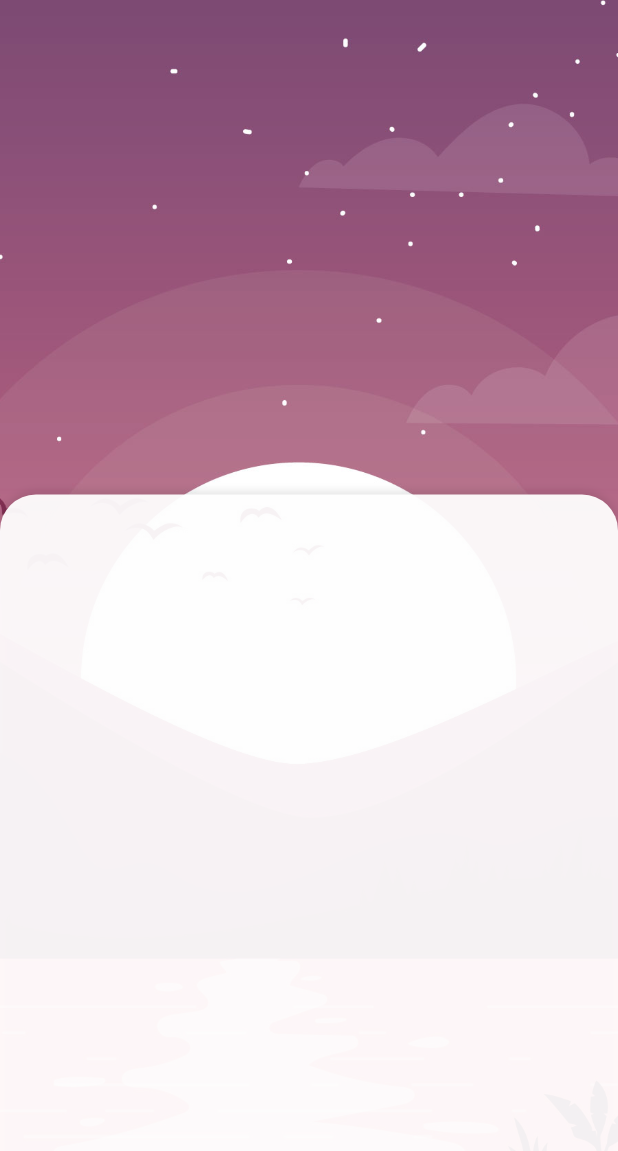
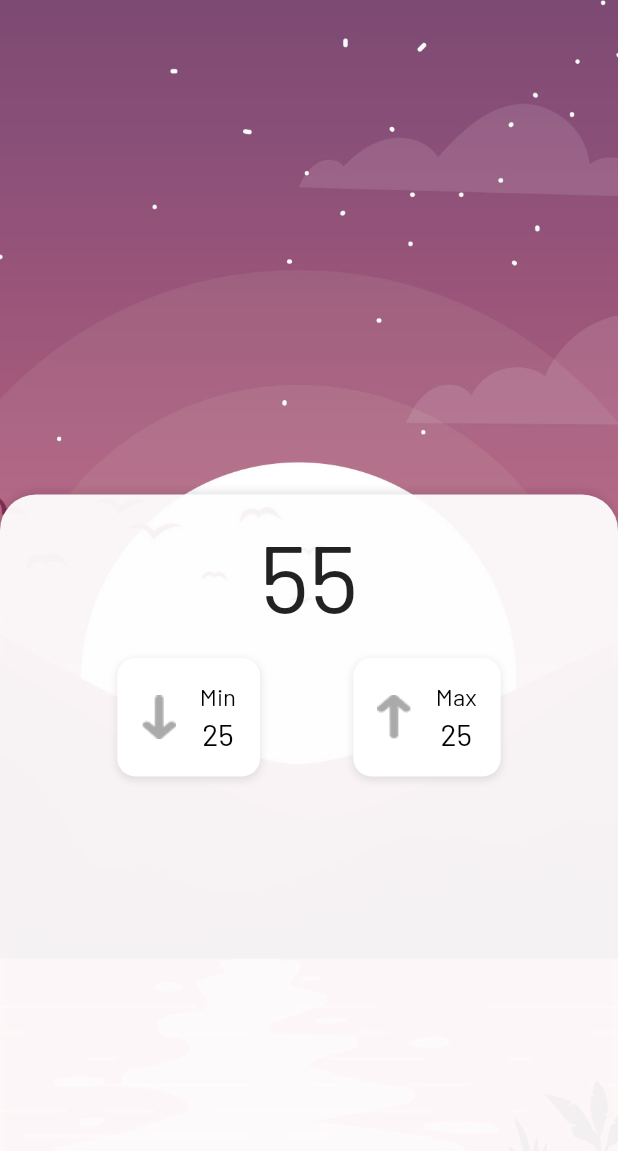
Before and after one commit to krzychudz/Flutter-weather-app, a Flutter app: the screen it shows after launch, on a phone screen of 412 x 824 dp. Shown: the top 1151 px of the screen. Run offline on Flutter 3.47's test engine with Material 2 defaults, Android fonts, the phone set to English and light mode, and no system bars; generated files the repository leaves out were written again.

Commit message:
Add temperature component

```diff
--- /dev/null
+++ b/lib/components/min_max_temperature_component.dart
@@ -0,0 +1,62 @@
+import 'package:flutter/material.dart';
+
+class MinMaxTemperatureComponent extends StatelessWidget {
+  String temperature;
+  bool isMin;
+
+  MinMaxTemperatureComponent({this.temperature, this.isMin});
+
+  @override
+  Widget build(BuildContext context) {
+    return Container(
+      decoration: BoxDecoration(
+          color: Colors.white,
+          borderRadius: BorderRadius.all(
+            Radius.circular(12),
+          ),
+          boxShadow: [
+            BoxShadow(
+              color: Color.fromARGB(25, 0, 0, 0),
+              offset: Offset(0.0, 2.0),
+              blurRadius: 4.0,
+            ),
+          ]),
+      child: Padding(
+        padding: const EdgeInsets.all(16),
+        child: Row(
+          children: [
+            Image.asset(
+              isMin
+                  ? "assets/images/arrow_down.png"
+                  : "assets/images/arrow_up.png",
+            ),
+            SizedBox(
+              width: 16,
+            ),
+            Column(
+              children: [
+                Text(
+                  isMin ? "Min" : "Max",
+                  style: TextStyle(
+                    fontSize: 16,
+                    color: Colors.black,
+                  ),
+                ),
+                SizedBox(
+                  height: 4,
+                ),
+                Text(
+                  temperature,
+                  style: TextStyle(
+                    fontSize: 20,
+                    color: Colors.black,
+                  ),
+                ),
+              ],
+            ),
+          ],
+        ),
+      ),
+    );
+  }
+}
--- a/lib/main.dart
+++ b/lib/main.dart
@@ -14,6 +14,7 @@ class MyApp extends StatelessWidget {
       theme: ThemeData(
         primarySwatch: Colors.blue,
         visualDensity: VisualDensity.adaptivePlatformDensity,
+        fontFamily: 'Barlow',
       ),
       home: DashboardScreen(),
     );
--- a/lib/screens/dashbaord_screen.dart
+++ b/lib/screens/dashbaord_screen.dart
@@ -1,4 +1,6 @@
 import 'package:flutter/material.dart';
+
+import '../components/min_max_temperature_component.dart';
 
 class DashboardScreen extends StatelessWidget {
   @override
@@ -17,6 +19,7 @@ class DashboardScreen extends StatelessWidget {
           ),
           child: Container(
             height: screenHeight * (6 / 10),
+            width: double.infinity,
             decoration: BoxDecoration(
               borderRadius: BorderRadius.only(
                 topRight: Radius.circular(24),
@@ -31,6 +34,35 @@ class DashboardScreen extends StatelessWidget {
               ],
               color: Color.fromARGB(240, 255, 255, 255),
             ),
+            child: Padding(
+              padding: EdgeInsets.all(16),
+              child: Column(
+                children: [
+                  Text(
+                    "55",
+                    style: TextStyle(
+                      fontSize: 64,
+                    ),
+                  ),
+                  SizedBox(
+                    height: 16,
+                  ),
+                  Row(
+                    mainAxisAlignment: MainAxisAlignment.spaceEvenly,
+                    children: [
+                      MinMaxTemperatureComponent(
+                        temperature: "25",
+                        isMin: true,
+                      ),
+                      MinMaxTemperatureComponent(
+                        temperature: "25",
+                        isMin: false,
+                      ),
+                    ],
+                  )
+                ],
+              ),
+            ),
           ),
         ),
       ),
--- a/pubspec.yaml
+++ b/pubspec.yaml
@@ -56,6 +56,8 @@ flutter:
   assets:
     - secrets.json
     - assets/images/landscape_vector.png
+    - assets/images/arrow_up.png
+    - assets/images/arrow_down.png
 
   # An image asset can refer to one or more resolution-specific "variants", see
   # https://flutter.dev/assets-and-images/#resolution-aware.
```
Also changed, not shown: assets/images/arrow_down.png (added), assets/images/arrow_up.png (added).
